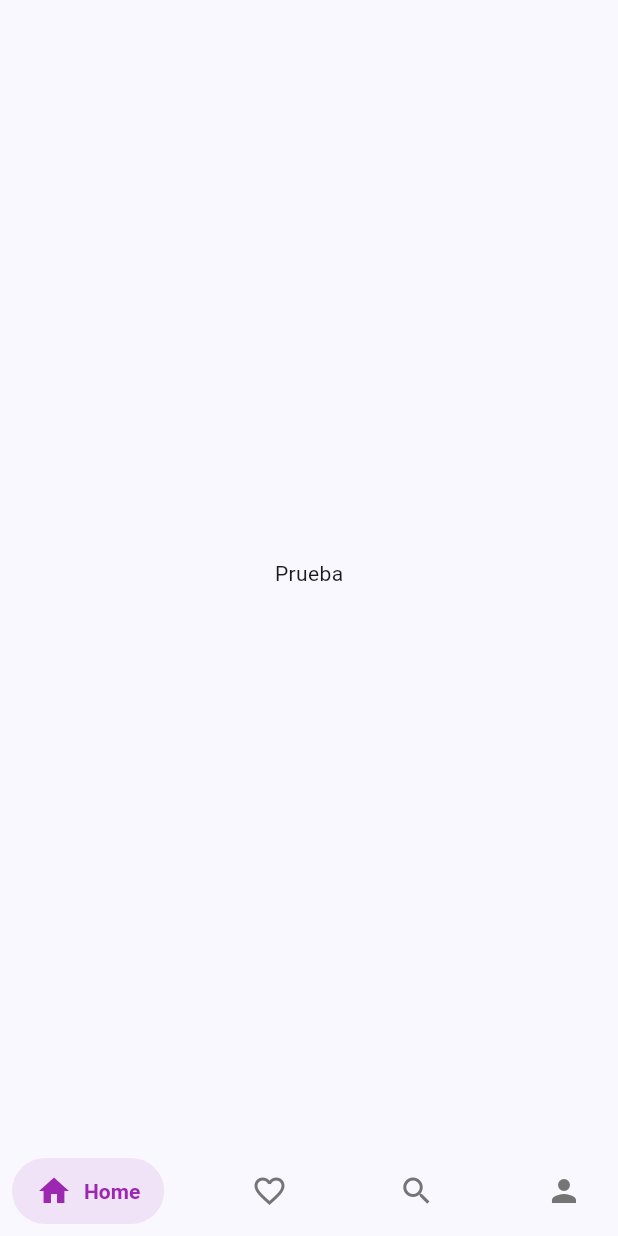
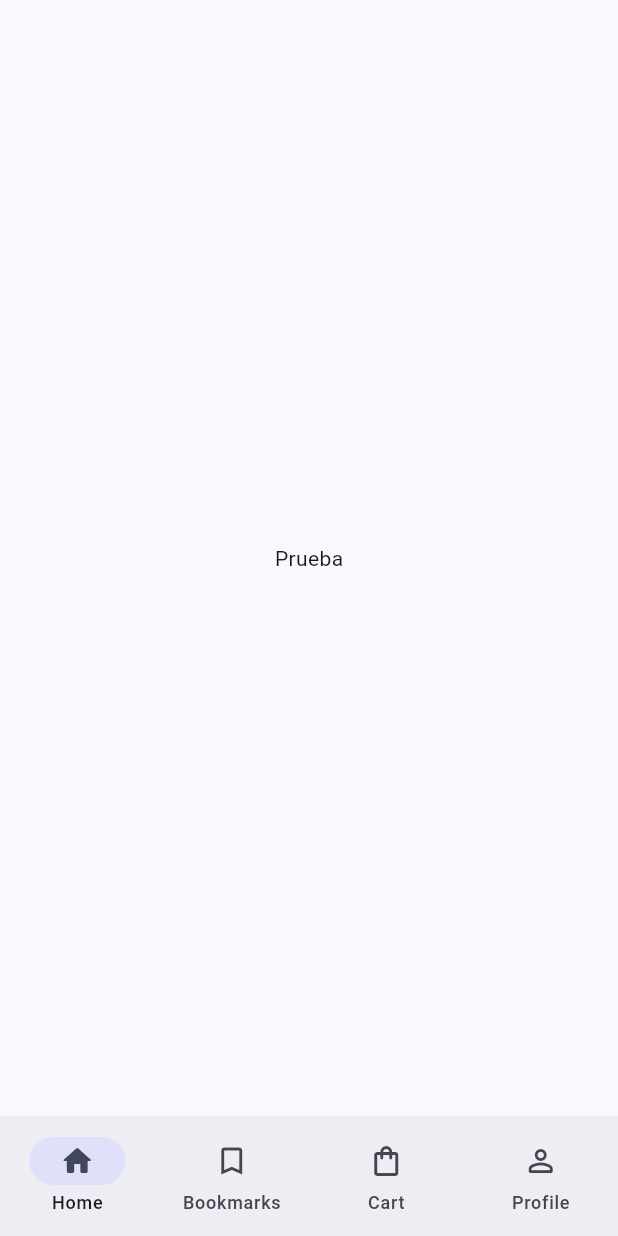
Before and after one commit to VECTOR416/Flutter-Manejo-Divisas, a Flutter app: the screen it shows after launch, on a phone screen of 412 x 824 dp. Run offline on Flutter 3.47's test engine with Material 3 defaults, Android fonts, the phone set to English and light mode, and no system bars; drawn by our look-alikes of salomon_bottom_bar; our stand-ins replace go_router.

Commit message:
refactor(homescreen): cambios el bottom navigation bar

```diff
--- a/lib/presentation/widgets/shared/custom_bottom_navigation_bar.dart
+++ b/lib/presentation/widgets/shared/custom_bottom_navigation_bar.dart
@@ -1,5 +1,4 @@
 import 'package:flutter/material.dart';
-import 'package:salomon_bottom_bar/salomon_bottom_bar.dart';
 
 class CustomBottomNavigationBar extends StatefulWidget {
   const CustomBottomNavigationBar({super.key});
@@ -13,39 +12,38 @@ class _CustomBottomNavigationBarState extends State<CustomBottomNavigationBar> {
   int selectedIndex = 0;
   @override
   Widget build(BuildContext context) {
-    return SalomonBottomBar(
-      currentIndex: selectedIndex,
-      selectedItemColor: const Color(0xff6200ee),
-      unselectedItemColor: const Color(0xff757575),
-      onTap: (index) {
+    return NavigationBar(
+      animationDuration: const Duration(seconds: 1),
+      selectedIndex: selectedIndex,
+      onDestinationSelected: (index) {
         setState(() {
           selectedIndex = index;
         });
       },
-      items: _navBarItems
+      destinations: _navBarItems,
     );
   }
 }
 
-final _navBarItems = [
-  SalomonBottomBarItem(
-    icon: const Icon(Icons.home),
-    title: const Text("Home"),
-    selectedColor: Colors.purple,
+const _navBarItems = [
+  NavigationDestination(
+    icon: Icon(Icons.home_outlined),
+    selectedIcon: Icon(Icons.home_rounded),
+    label: 'Home',
   ),
-  SalomonBottomBarItem(
-    icon: const Icon(Icons.favorite_border),
-    title: const Text("Likes"),
-    selectedColor: Colors.pink,
+  NavigationDestination(
+    icon: Icon(Icons.bookmark_border_outlined),
+    selectedIcon: Icon(Icons.bookmark_rounded),
+    label: 'Bookmarks',
   ),
-  SalomonBottomBarItem(
-    icon: const Icon(Icons.search),
-    title: const Text("Search"),
-    selectedColor: Colors.orange,
+  NavigationDestination(
+    icon: Icon(Icons.shopping_bag_outlined),
+    selectedIcon: Icon(Icons.shopping_bag),
+    label: 'Cart',
   ),
-  SalomonBottomBarItem(
-    icon: const Icon(Icons.person),
-    title: const Text("Profile"),
-    selectedColor: Colors.teal,
+  NavigationDestination(
+    icon: Icon(Icons.person_outline_rounded),
+    selectedIcon: Icon(Icons.person_rounded),
+    label: 'Profile',
   ),
 ];
--- a/pubspec.yaml
+++ b/pubspec.yaml
@@ -13,7 +13,6 @@ dependencies:
   flutter_riverpod: ^2.6.1
   flutter_dotenv: ^5.2.1
   go_router: ^16.0.0
-  salomon_bottom_bar: ^3.3.2
 
 dev_dependencies:
   flutter_test:
```
Also changed, not shown: pubspec.lock.
